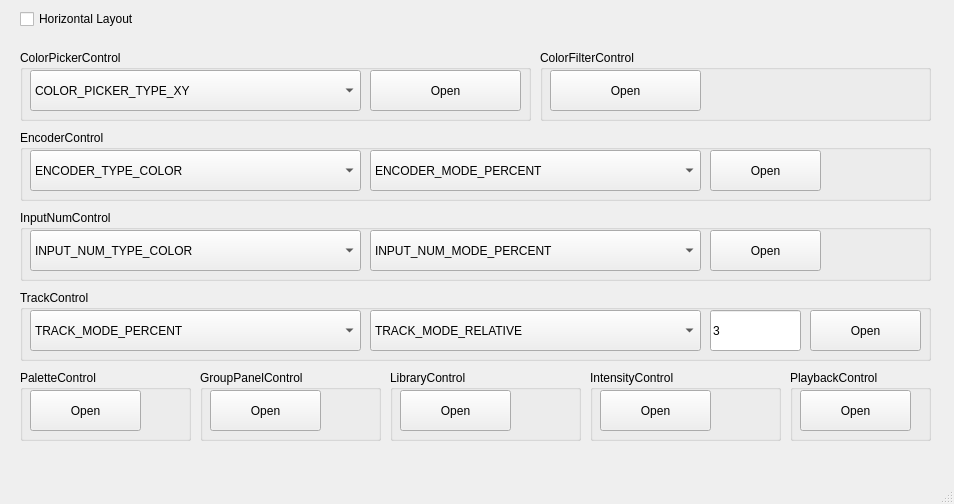
This is form/mainwindow.ui in thanhtoan36/QtProject as Qt 5 draws it before an edit. The edited form follows.
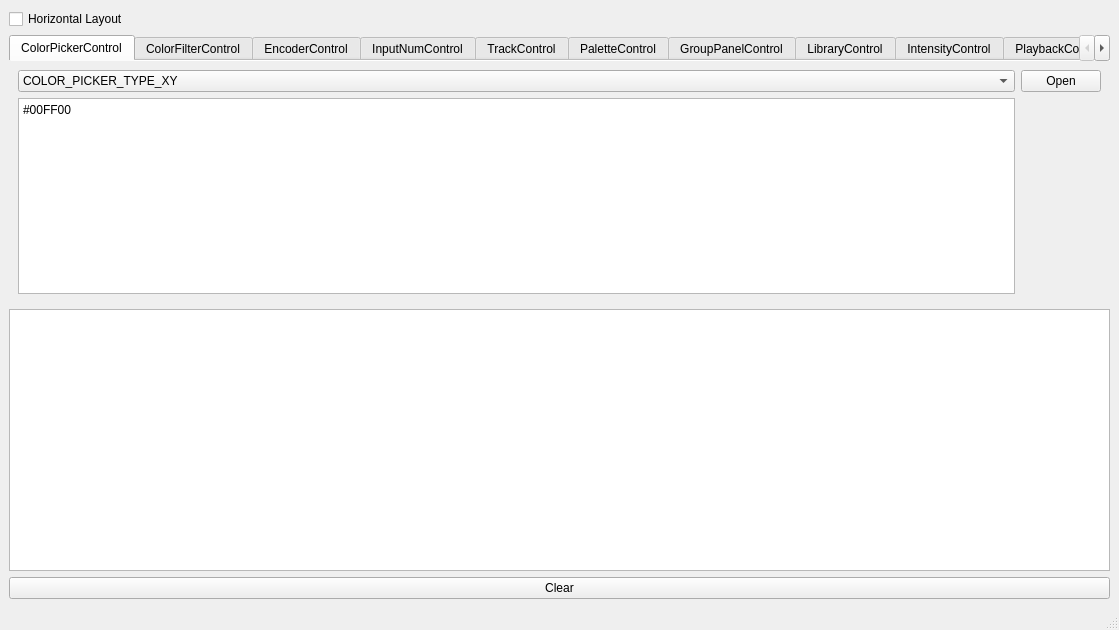
This is the edited form.

What changed in the file:
```diff
--- a/form/mainwindow.ui
+++ b/form/mainwindow.ui
@@ -6,48 +6,68 @@
    <rect>
     <x>0</x>
     <y>0</y>
-    <width>954</width>
-    <height>504</height>
+    <width>1119</width>
+    <height>630</height>
    </rect>
   </property>
   <property name="windowTitle">
    <string>MainWindow</string>
   </property>
   <widget class="QWidget" name="centralwidget">
-   <widget class="QGroupBox" name="groupBox">
-    <property name="geometry">
-     <rect>
-      <x>20</x>
-      <y>50</y>
-      <width>511</width>
-      <height>71</height>
-     </rect>
-    </property>
-    <property name="title">
+   <property name="minimumSize">
+    <size>
+     <width>1000</width>
+     <height>0</height>
+    </size>
+   </property>
+   <layout class="QVBoxLayout" name="verticalLayout">
+    <item>
+     <widget class="QCheckBox" name="checkBox_HorizontalLayout">
+      <property name="text">
+       <string>Horizontal Layout</string>
+      </property>
+     </widget>
+    </item>
+    <item>
+     <widget class="QTabWidget" name="tabWidget">
+      <property name="maximumSize">
+       <size>
+        <width>16777215</width>
+        <height>16777215</height>
+       </size>
+      </property>
+      <property name="tabPosition">
+       <enum>QTabWidget::North</enum>
+      </property>
+      <property name="tabShape">
+       <enum>QTabWidget::Rounded</enum>
+      </property>
+      <property name="currentIndex">
+       <number>0</number>
+      </property>
+      <property name="elideMode">
+       <enum>Qt::ElideNone</enum>
+      </property>
+      <property name="documentMode">
+       <bool>true</bool>
+      </property>
+      <widget class="QWidget" name="tab">
+       <property name="enabled">
+        <bool>true</bool>
+       </property>
+       <attribute name="title">
      <string>ColorPickerControl</string>
-    </property>
+       </attribute>
+       <layout class="QGridLayout" name="gridLayout">
+        <item row="0" column="1">
     <widget class="QPushButton" name="ColorPickerControl_Fake_Open">
-     <property name="geometry">
-      <rect>
-       <x>350</x>
-       <y>20</y>
-       <width>151</width>
-       <height>41</height>
-      </rect>
-     </property>
      <property name="text">
       <string>Open</string>
      </property>
     </widget>
+        </item>
+        <item row="0" column="0">
     <widget class="QComboBox" name="ColorPickerControl_Fake_Type">
-     <property name="geometry">
-      <rect>
-       <x>10</x>
-       <y>20</y>
-       <width>331</width>
-       <height>41</height>
-      </rect>
-     </property>
      <item>
       <property name="text">
        <string>COLOR_PICKER_TYPE_XY</string>
@@ -59,44 +79,38 @@
       </property>
      </item>
     </widget>
-   </widget>
-   <widget class="QGroupBox" name="groupBox_3">
+        </item>
+        <item row="2" column="0">
+         <widget class="QPlainTextEdit" name="ColorPickerControl_RawInput">
+          <property name="plainText">
+           <string>#00FF00</string>
+          </property>
+         </widget>
+        </item>
+       </layout>
+      </widget>
+      <widget class="QWidget" name="tab_2">
+       <attribute name="title">
+        <string>ColorFilterControl</string>
+       </attribute>
+       <widget class="QPushButton" name="ColorFilterControl_Fake_Open">
     <property name="geometry">
      <rect>
-      <x>20</x>
-      <y>130</y>
-      <width>911</width>
-      <height>71</height>
-     </rect>
-    </property>
-    <property name="title">
+          <x>80</x>
+          <y>30</y>
+          <width>151</width>
+          <height>41</height>
+         </rect>
+        </property>
+        <property name="text">
+         <string>Open</string>
+        </property>
+       </widget>
+      </widget>
+      <widget class="QWidget" name="tab_3">
+       <attribute name="title">
      <string>EncoderControl</string>
-    </property>
-    <widget class="QComboBox" name="EncoderControl_Fake_Mode">
-     <property name="geometry">
-      <rect>
-       <x>350</x>
-       <y>20</y>
-       <width>331</width>
-       <height>41</height>
-      </rect>
-     </property>
-     <item>
-      <property name="text">
-       <string>ENCODER_MODE_PERCENT</string>
-      </property>
-     </item>
-     <item>
-      <property name="text">
-       <string>ENCODER_MODE_255</string>
-      </property>
-     </item>
-     <item>
-      <property name="text">
-       <string>ENCODER_MODE_ANGLE</string>
-      </property>
-     </item>
-    </widget>
+       </attribute>
     <widget class="QComboBox" name="EncoderControl_Fake_Type">
      <property name="geometry">
       <rect>
@@ -132,38 +146,37 @@
       </property>
      </item>
     </widget>
+       <widget class="QComboBox" name="EncoderControl_Fake_Mode">
+        <property name="geometry">
+         <rect>
+          <x>10</x>
+          <y>60</y>
+          <width>331</width>
+          <height>41</height>
+         </rect>
+        </property>
+        <item>
+         <property name="text">
+          <string>ENCODER_MODE_PERCENT</string>
+         </property>
+        </item>
+        <item>
+         <property name="text">
+          <string>ENCODER_MODE_255</string>
+         </property>
+        </item>
+        <item>
+         <property name="text">
+          <string>ENCODER_MODE_ANGLE</string>
+         </property>
+        </item>
+       </widget>
     <widget class="QPushButton" name="EncoderControl_Fake_Open">
      <property name="geometry">
       <rect>
-       <x>690</x>
-       <y>20</y>
-       <width>111</width>
-       <height>41</height>
-      </rect>
-     </property>
-     <property name="text">
-      <string>Open</string>
-     </property>
-    </widget>
-   </widget>
-   <widget class="QGroupBox" name="groupBox_2">
-    <property name="geometry">
-     <rect>
-      <x>540</x>
-      <y>50</y>
-      <width>391</width>
-      <height>71</height>
-     </rect>
-    </property>
-    <property name="title">
-     <string>ColorFilterControl</string>
-    </property>
-    <widget class="QPushButton" name="ColorFilterControl_Fake_Open">
-     <property name="geometry">
-      <rect>
        <x>10</x>
-       <y>20</y>
-       <width>151</width>
+          <y>100</y>
+          <width>111</width>
        <height>41</height>
       </rect>
      </property>
@@ -172,48 +185,15 @@
      </property>
     </widget>
    </widget>
-   <widget class="QGroupBox" name="groupBox_4">
-    <property name="geometry">
-     <rect>
-      <x>20</x>
-      <y>210</y>
-      <width>911</width>
-      <height>71</height>
-     </rect>
-    </property>
-    <property name="title">
+      <widget class="QWidget" name="tab_4">
+       <attribute name="title">
      <string>InputNumControl</string>
-    </property>
-    <widget class="QComboBox" name="InputNumControl_Fake_Mode">
-     <property name="geometry">
-      <rect>
-       <x>350</x>
-       <y>20</y>
-       <width>331</width>
-       <height>41</height>
-      </rect>
-     </property>
-     <item>
-      <property name="text">
-       <string>INPUT_NUM_MODE_PERCENT</string>
-      </property>
-     </item>
-     <item>
-      <property name="text">
-       <string>INPUT_NUM_MODE_255</string>
-      </property>
-     </item>
-     <item>
-      <property name="text">
-       <string>INPUT_NUM_MODE_ANGLE</string>
-      </property>
-     </item>
-    </widget>
+       </attribute>
     <widget class="QComboBox" name="InputNumControl_Fake_Type">
      <property name="geometry">
       <rect>
-       <x>10</x>
-       <y>20</y>
+          <x>0</x>
+          <y>0</y>
        <width>331</width>
        <height>41</height>
       </rect>
@@ -247,11 +227,36 @@
       </property>
      </item>
     </widget>
+       <widget class="QComboBox" name="InputNumControl_Fake_Mode">
+        <property name="geometry">
+         <rect>
+          <x>0</x>
+          <y>40</y>
+          <width>331</width>
+          <height>41</height>
+         </rect>
+        </property>
+        <item>
+         <property name="text">
+          <string>INPUT_NUM_MODE_PERCENT</string>
+         </property>
+        </item>
+        <item>
+         <property name="text">
+          <string>INPUT_NUM_MODE_255</string>
+         </property>
+        </item>
+        <item>
+         <property name="text">
+          <string>INPUT_NUM_MODE_ANGLE</string>
+         </property>
+        </item>
+       </widget>
     <widget class="QPushButton" name="InputNumControl_Fake_Open">
      <property name="geometry">
       <rect>
-       <x>690</x>
-       <y>20</y>
+          <x>0</x>
+          <y>80</y>
        <width>111</width>
        <height>41</height>
       </rect>
@@ -261,23 +266,15 @@
      </property>
     </widget>
    </widget>
-   <widget class="QGroupBox" name="groupBox_5">
-    <property name="geometry">
-     <rect>
-      <x>20</x>
-      <y>290</y>
-      <width>911</width>
-      <height>71</height>
-     </rect>
-    </property>
-    <property name="title">
+      <widget class="QWidget" name="tab_5">
+       <attribute name="title">
      <string>TrackControl</string>
-    </property>
+       </attribute>
     <widget class="QComboBox" name="TrackControl_Fake_Mode">
      <property name="geometry">
       <rect>
        <x>10</x>
-       <y>20</y>
+          <y>10</y>
        <width>331</width>
        <height>41</height>
       </rect>
@@ -301,8 +298,8 @@
     <widget class="QComboBox" name="TrackControl_Fake_ValueMode">
      <property name="geometry">
       <rect>
-       <x>350</x>
-       <y>20</y>
+          <x>10</x>
+          <y>50</y>
        <width>331</width>
        <height>41</height>
       </rect>
@@ -318,24 +315,11 @@
       </property>
      </item>
     </widget>
-    <widget class="QPushButton" name="TrackControl_Fake_Open">
-     <property name="geometry">
-      <rect>
-       <x>790</x>
-       <y>20</y>
-       <width>111</width>
-       <height>41</height>
-      </rect>
-     </property>
-     <property name="text">
-      <string>Open</string>
-     </property>
-    </widget>
     <widget class="QLineEdit" name="TrackControl_Fake_PointCount">
      <property name="geometry">
       <rect>
-       <x>690</x>
-       <y>20</y>
+          <x>10</x>
+          <y>90</y>
        <width>91</width>
        <height>41</height>
       </rect>
@@ -356,24 +340,29 @@
       <number>3</number>
      </property>
     </widget>
-   </widget>
-   <widget class="QGroupBox" name="groupBox_6">
+       <widget class="QPushButton" name="TrackControl_Fake_Open">
     <property name="geometry">
      <rect>
-      <x>20</x>
-      <y>370</y>
-      <width>171</width>
-      <height>71</height>
-     </rect>
-    </property>
-    <property name="title">
+          <x>10</x>
+          <y>130</y>
+          <width>111</width>
+          <height>41</height>
+         </rect>
+        </property>
+        <property name="text">
+         <string>Open</string>
+        </property>
+       </widget>
+      </widget>
+      <widget class="QWidget" name="tab_6">
+       <attribute name="title">
      <string>PaletteControl</string>
-    </property>
+       </attribute>
     <widget class="QPushButton" name="PalletControl_Fake_Open">
      <property name="geometry">
       <rect>
-       <x>10</x>
-       <y>20</y>
+          <x>50</x>
+          <y>40</y>
        <width>111</width>
        <height>41</height>
       </rect>
@@ -383,23 +372,15 @@
      </property>
     </widget>
    </widget>
-   <widget class="QGroupBox" name="groupBox_7">
-    <property name="geometry">
-     <rect>
-      <x>200</x>
-      <y>370</y>
-      <width>181</width>
-      <height>71</height>
-     </rect>
-    </property>
-    <property name="title">
+      <widget class="QWidget" name="tab_7">
+       <attribute name="title">
      <string>GroupPanelControl</string>
-    </property>
+       </attribute>
     <widget class="QPushButton" name="GroupPanelControl_Fake_Open">
      <property name="geometry">
       <rect>
-       <x>10</x>
-       <y>20</y>
+          <x>70</x>
+          <y>60</y>
        <width>111</width>
        <height>41</height>
       </rect>
@@ -409,23 +390,15 @@
      </property>
     </widget>
    </widget>
-   <widget class="QGroupBox" name="groupBox_8">
-    <property name="geometry">
-     <rect>
-      <x>390</x>
-      <y>370</y>
-      <width>191</width>
-      <height>71</height>
-     </rect>
-    </property>
-    <property name="title">
+      <widget class="QWidget" name="tab_8">
+       <attribute name="title">
      <string>LibraryControl</string>
-    </property>
+       </attribute>
     <widget class="QPushButton" name="LibraryControl_Fake_Open">
      <property name="geometry">
       <rect>
-       <x>10</x>
-       <y>20</y>
+          <x>170</x>
+          <y>70</y>
        <width>111</width>
        <height>41</height>
       </rect>
@@ -435,23 +408,15 @@
      </property>
     </widget>
    </widget>
-   <widget class="QGroupBox" name="groupBox_9">
-    <property name="geometry">
-     <rect>
-      <x>590</x>
-      <y>370</y>
-      <width>191</width>
-      <height>71</height>
-     </rect>
-    </property>
-    <property name="title">
+      <widget class="QWidget" name="tab_9">
+       <attribute name="title">
      <string>IntensityControl</string>
-    </property>
+       </attribute>
     <widget class="QPushButton" name="IntensityControl_Fake_Open">
      <property name="geometry">
       <rect>
-       <x>10</x>
-       <y>20</y>
+          <x>440</x>
+          <y>80</y>
        <width>111</width>
        <height>41</height>
       </rect>
@@ -461,23 +426,15 @@
      </property>
     </widget>
    </widget>
-   <widget class="QGroupBox" name="groupBox_10">
-    <property name="geometry">
-     <rect>
-      <x>790</x>
-      <y>370</y>
-      <width>141</width>
-      <height>71</height>
-     </rect>
-    </property>
-    <property name="title">
+      <widget class="QWidget" name="tab_10">
+       <attribute name="title">
      <string>PlaybackControl</string>
-    </property>
+       </attribute>
     <widget class="QPushButton" name="PlaybackControl_Fake_Open">
      <property name="geometry">
       <rect>
-       <x>10</x>
-       <y>20</y>
+          <x>640</x>
+          <y>80</y>
        <width>111</width>
        <height>41</height>
       </rect>
@@ -487,19 +444,19 @@
      </property>
     </widget>
    </widget>
-   <widget class="QCheckBox" name="checkBox_HorizontalLayout">
-    <property name="geometry">
-     <rect>
-      <x>20</x>
-      <y>10</y>
-      <width>401</width>
-      <height>18</height>
-     </rect>
-    </property>
+     </widget>
+    </item>
+    <item>
+     <widget class="QPlainTextEdit" name="EventOutput"/>
+    </item>
+    <item>
+     <widget class="QPushButton" name="pushButton">
     <property name="text">
-     <string>Horizontal Layout</string>
-    </property>
-   </widget>
+       <string>Clear</string>
+      </property>
+     </widget>
+    </item>
+   </layout>
   </widget>
   <widget class="QMenuBar" name="menubar">
    <property name="geometry">
```
Left out of the diff: 4 changed lines with no effect on the pictures. Lines whose indentation alone changed are shown as unchanged.
